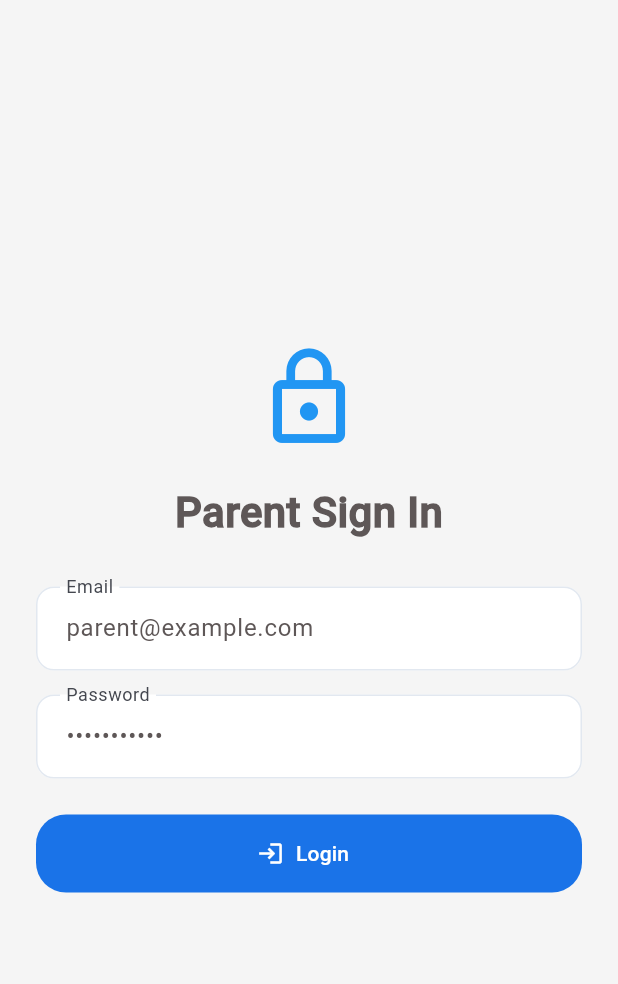
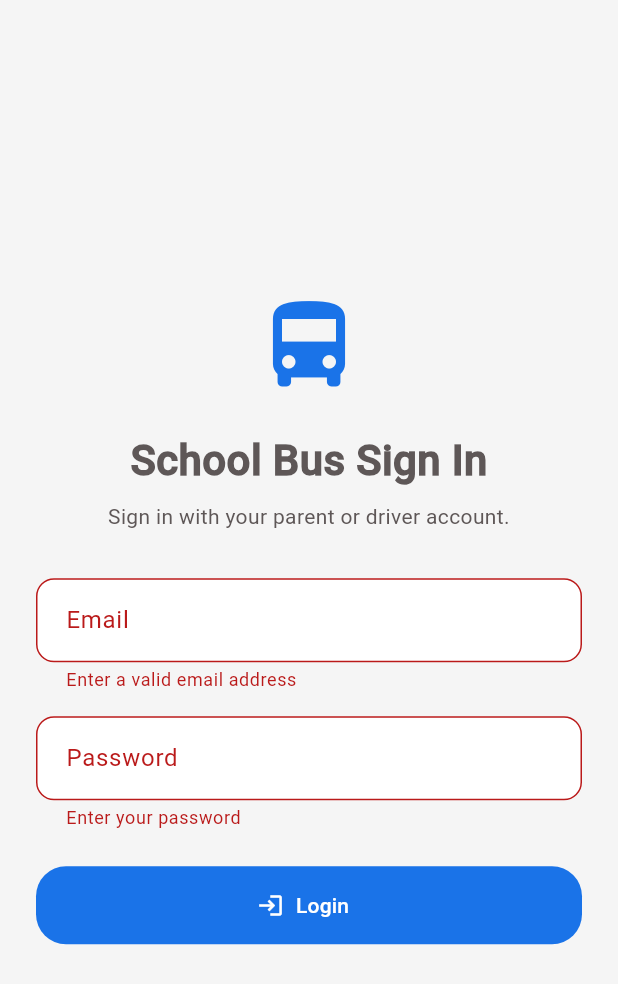
Before and after one commit to IT22215574/face-id-for-school-buses, a Flutter app: the LoginScreen screen opened directly, after a tap on "Login", on a phone screen of 412 x 824 dp. Shown: the top 984 px of the screen. Run offline on Flutter 3.47's test engine with Material 3 defaults, Android fonts, the light colour scheme and no system bars; our stand-ins replace dio, flutter_riverpod, flutter_secure_storage, flutter_svg, google_maps_flutter; accounts and stored records are empty; network calls fail.

Commit message:
feat: Implement authentication flow with sign-in, sign-out, and role management; update UI and add demo credentials

```diff
--- a/flutter_app/lib/core/bus_ui.dart
+++ b/flutter_app/lib/core/bus_ui.dart
@@ -92,7 +92,7 @@ class BusBottomBar extends StatelessWidget {
                     mainAxisAlignment: MainAxisAlignment.spaceEvenly,
                     children: [
                       IconButton(
-                          tooltip: onSwitch == null ? 'Back' : 'Switch role',
+                          tooltip: onSwitch == null ? 'Back' : 'Sign out',
                           onPressed: onSwitch ??
                               () => Navigator.of(context).maybePop(),
                           icon: const DesignAsset('80ba2.svg',
--- a/flutter_app/lib/core/constants.dart
+++ b/flutter_app/lib/core/constants.dart
@@ -1,4 +1,5 @@
 class AppConstants {
-  static const String baseUrl = 'http://localhost:8000';
+  static const String baseUrl = String.fromEnvironment('API_BASE_URL',
+      defaultValue: 'http://localhost:8000');
   static const String appName = 'School Bus Parent App';
 }
--- a/flutter_app/lib/features/auth/login_screen.dart
+++ b/flutter_app/lib/features/auth/login_screen.dart
@@ -1,70 +1,130 @@
+import 'package:dio/dio.dart';
 import 'package:flutter/material.dart';
 import 'package:flutter_riverpod/flutter_riverpod.dart';
-
+import '../../core/bus_ui.dart';
 import '../../providers/auth_provider.dart';
-import '../dashboard/dashboard_screen.dart';
+import '../../services/auth_service.dart';
+import '../driver/driver_screen.dart';
+import '../transport/student_screens.dart';
 
 class LoginScreen extends ConsumerStatefulWidget {
   const LoginScreen({super.key});
-
   @override
   ConsumerState<LoginScreen> createState() => _LoginScreenState();
 }
 
 class _LoginScreenState extends ConsumerState<LoginScreen> {
-  final emailController = TextEditingController(text: 'parent@example.com');
-  final passwordController = TextEditingController(text: 'password123');
-
+  final _formKey = GlobalKey<FormState>();
+  final emailController = TextEditingController();
+  final passwordController = TextEditingController();
   bool isLoading = false;
+  String? error;
+  @override
+  void dispose() {
+    emailController.dispose();
+    passwordController.dispose();
+    super.dispose();
+  }
 
   Future<void> _login() async {
-    setState(() => isLoading = true);
-    await ref.read(authStateProvider.notifier).login(emailController.text, passwordController.text);
-    setState(() => isLoading = false);
-
-    final loggedIn = ref.read(authStateProvider);
-    if (loggedIn) {
+    if (isLoading || !_formKey.currentState!.validate()) return;
+    setState(() {
+      isLoading = true;
+      error = null;
+    });
+    try {
+      await ref
+          .read(authStateProvider.notifier)
+          .login(emailController.text, passwordController.text);
       if (!mounted) return;
-      Navigator.of(context).pushReplacement(
-        MaterialPageRoute(builder: (_) => const DashboardScreen()),
-      );
+      final role = ref.read(authStateProvider);
+      if (role == null) {
+        setState(() => error = 'Please use a parent or driver account.');
+        return;
+      }
+      Navigator.of(context).pushAndRemoveUntil(
+          MaterialPageRoute<void>(
+              settings: const RouteSettings(name: 'transport-home'),
+              builder: (_) => role == AccountRole.driver
+                  ? const DriverScreen()
+                  : const SelectChildScreen()),
+          (_) => false);
+    } on DioException catch (e) {
+      if (!mounted) return;
+      setState(() => error = e.response?.statusCode == 401
+          ? 'Invalid email or password.'
+          : 'Cannot connect to the server. Please check the API is running.');
+    } catch (_) {
+      if (mounted) {
+        setState(() => error = 'Unable to sign in. Please try again.');
+      }
+    } finally {
+      if (mounted) setState(() => isLoading = false);
     }
   }
 
   @override
-  Widget build(BuildContext context) {
-    return Scaffold(
-      body: Padding(
+  Widget build(BuildContext context) => Scaffold(
+      body: SafeArea(
+          child: Center(
+              child: SingleChildScrollView(
                   padding: const EdgeInsets.all(24),
-        child: Column(
-          mainAxisAlignment: MainAxisAlignment.center,
-          children: [
-            const Icon(Icons.lock_outline, size: 72, color: Colors.blue),
+                  child: ConstrainedBox(
+                      constraints: const BoxConstraints(maxWidth: 400),
+                      child: Form(
+                          key: _formKey,
+                          child:
+                              Column(mainAxisSize: MainAxisSize.min, children: [
+                            const Icon(Icons.directions_bus,
+                                size: 72, color: busBlue),
                             const SizedBox(height: 24),
-            const Text('Parent Sign In', style: TextStyle(fontSize: 28, fontWeight: FontWeight.bold)),
+                            const Text('School Bus Sign In',
+                                style: TextStyle(
+                                    fontSize: 28, fontWeight: FontWeight.bold)),
+                            const SizedBox(height: 12),
+                            const Text(
+                                'Sign in with your parent or driver account.',
+                                textAlign: TextAlign.center),
                             const SizedBox(height: 32),
-            TextField(
+                            TextFormField(
                                 controller: emailController,
-              decoration: const InputDecoration(labelText: 'Email', border: OutlineInputBorder()),
-            ),
+                                enabled: !isLoading,
+                                keyboardType: TextInputType.emailAddress,
+                                autocorrect: false,
+                                autofillHints: const [AutofillHints.username],
+                                decoration:
+                                    const InputDecoration(labelText: 'Email'),
+                                validator: (value) =>
+                                    value == null || !value.trim().contains('@')
+                                        ? 'Enter a valid email address'
+                                        : null),
                             const SizedBox(height: 16),
-            TextField(
+                            TextFormField(
                                 controller: passwordController,
+                                enabled: !isLoading,
                                 obscureText: true,
-              decoration: const InputDecoration(labelText: 'Password', border: OutlineInputBorder()),
-            ),
+                                autofillHints: const [AutofillHints.password],
+                                decoration: const InputDecoration(
+                                    labelText: 'Password'),
+                                validator: (value) =>
+                                    value == null || value.isEmpty
+                                        ? 'Enter your password'
+                                        : null,
+                                onFieldSubmitted: (_) => _login()),
                             const SizedBox(height: 24),
+                            if (error != null) ...[
+                              Text(error!,
+                                  style: const TextStyle(color: Colors.red),
+                                  textAlign: TextAlign.center),
+                              const SizedBox(height: 16)
+                            ],
                             SizedBox(
                                 width: double.infinity,
                                 child: FilledButton.icon(
                                     onPressed: isLoading ? null : _login,
                                     icon: const Icon(Icons.login),
-                label: Text(isLoading ? 'Signing in...' : 'Login'),
-              ),
-            ),
-          ],
-        ),
-      ),
-    );
+                                    label: Text(isLoading
+                                        ? 'Signing in...'
+                                        : 'Login'))),
+                          ])))))));
 }
-}
--- a/flutter_app/lib/features/settings/settings_screen.dart
+++ b/flutter_app/lib/features/settings/settings_screen.dart
@@ -3,7 +3,6 @@ import 'package:flutter_riverpod/flutter_riverpod.dart';
 
 import '../../providers/auth_provider.dart';
 import '../auth/login_screen.dart';
-import '../dashboard/dashboard_screen.dart';
 
 class SettingsScreen extends ConsumerWidget {
   const SettingsScreen({super.key});
@@ -32,7 +31,7 @@ class SettingsScreen extends ConsumerWidget {
             onTap: () async {
               await ref.read(authStateProvider.notifier).logout();
               if (context.mounted) {
-                final destination = disableSignInPageForNow ? const DashboardScreen() : const LoginScreen();
+                const destination = LoginScreen();
                 Navigator.of(context).pushAndRemoveUntil(
                   MaterialPageRoute(builder: (_) => destination),
                   (route) => false,
--- a/flutter_app/lib/services/auth_service.dart
+++ b/flutter_app/lib/services/auth_service.dart
@@ -1,32 +1,49 @@
 import 'package:dio/dio.dart';
 import 'package:flutter_secure_storage/flutter_secure_storage.dart';
+import '../core/api_client.dart';
 
-import '../core/api_client.dart';
+enum AccountRole { parent, driver }
 
 class AuthService {
   AuthService(this._storage, this._apiClient);
-
   final FlutterSecureStorage _storage;
   final ApiClient _apiClient;
 
-  Future<bool> login(String email, String password) async {
+  Future<AccountRole?> login(String email, String password) async {
     try {
-      final response = await _apiClient.dio.post('/auth/login', data: {'email': email, 'password': password});
-      if (response.statusCode == 200) {
+      final response = await _apiClient.dio.post('/auth/login',
+          data: {'email': email.trim(), 'password': password});
       final access = response.data['access_token'] as String;
       final refresh = response.data['refresh_token'] as String;
       await _storage.write(key: 'access_token', value: access);
       await _storage.write(key: 'refresh_token', value: refresh);
-        return true;
-      }
-      return false;
-    } on DioException {
-      return false;
+      // Fetch the role from the authenticated backend, never infer it from email.
+      final profile = await _apiClient.dio.get('/parents/me');
+      final role = switch (profile.data['role']) {
+        'PARENT' => AccountRole.parent,
+        'DRIVER' => AccountRole.driver,
+        _ => null,
+      };
+      if (role == null) await logout();
+      return role;
+    } catch (_) {
+      await logout();
+      rethrow;
     }
   }
 
   Future<void> logout() async {
+    final refresh = await _storage.read(key: 'refresh_token');
+    try {
+      if (refresh != null) {
+        await _apiClient.dio
+            .post('/auth/logout', data: {'refresh_token': refresh});
+      }
+    } on DioException {
+      // Always clear the local session, including when the API is unreachable.
+    } finally {
       await _storage.delete(key: 'access_token');
       await _storage.delete(key: 'refresh_token');
     }
   }
+}
```
Also changed, not shown: flutter_app/lib/features/auth/sign_out.dart (added, +12 -0 lines), flutter_app/lib/features/auth/splash_screen.dart (+3 -41 lines), flutter_app/lib/features/dashboard/dashboard_screen.dart (+3 -4 lines), flutter_app/lib/features/driver/driver_screen.dart (+3 -4 lines), flutter_app/lib/providers/auth_provider.dart (+14 -18 lines), 6 other files. Lines whose indentation alone changed are shown as unchanged.
